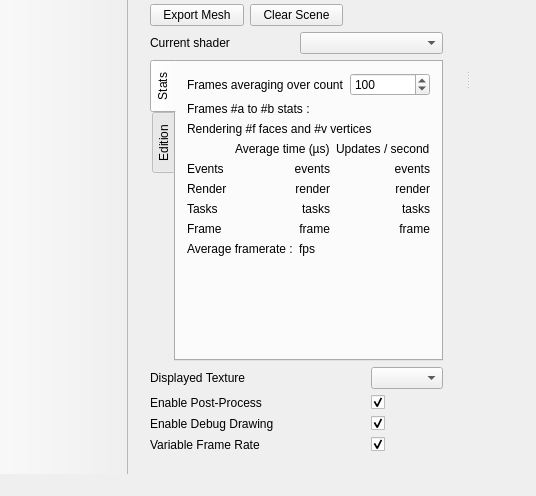
First picture: the form in Applications/MainApplication/Gui/ui/MainWindow.ui, repository STORM-IRIT/Radium-Engine, before the edit; both pictures show x 0 to 536 and y 336 to 832 of the 1350 by 832 pixel window.
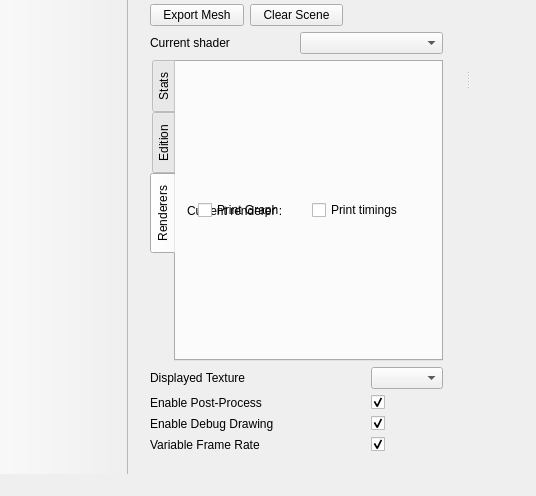
Second picture: the form after the edit. The open tabs and pages were chosen to show the change. Icons and pictures are not drawn. Custom widgets are drawn as their Qt base class.

Commit message: UI to print timings and task graph

Patch:
```diff
--- a/Applications/MainApplication/Gui/ui/MainWindow.ui
+++ b/Applications/MainApplication/Gui/ui/MainWindow.ui
@@ -459,6 +459,36 @@
               <string>Edition</string>
              </attribute>
             </widget>
+            <widget class="QWidget" name="tab_renderers">
+             <attribute name="title">
+              <string>Renderers</string>
+             </attribute>
+             <layout class="QHBoxLayout" name="horizontalLayout_2">
+              <item>
+               <widget class="QLabel" name="label_3">
+                <property name="text">
+                 <string>Current renderer :</string>
+                </property>
+                <layout class="QHBoxLayout" name="horizontalLayout">
+                 <item>
+                  <widget class="QCheckBox" name="m_printGraph">
+                   <property name="text">
+                    <string>Print Graph</string>
+                   </property>
+                  </widget>
+                 </item>
+                 <item>
+                  <widget class="QCheckBox" name="m_printTimings">
+                   <property name="text">
+                    <string>Print timings</string>
+                   </property>
+                  </widget>
+                 </item>
+                </layout>
+               </widget>
+              </item>
+             </layout>
+            </widget>
            </widget>
           </item>
          </layout>
```
Left out of the diff: 33 changed lines with no effect on the pictures. The commit also changes 7 other files.
